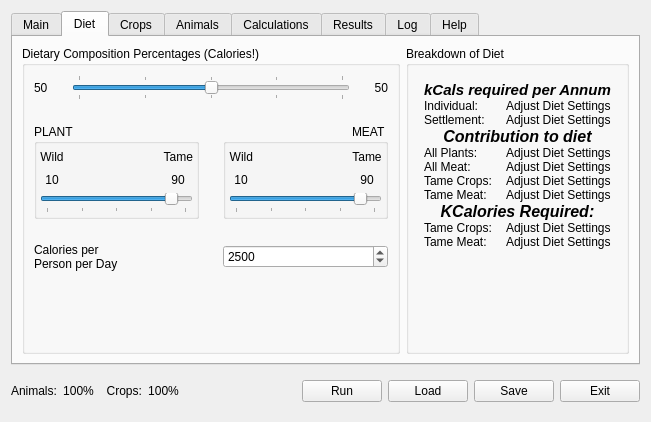
arkygeek/landuseanalyst, file src/ui/lamainformbase.ui: the form before one commit.
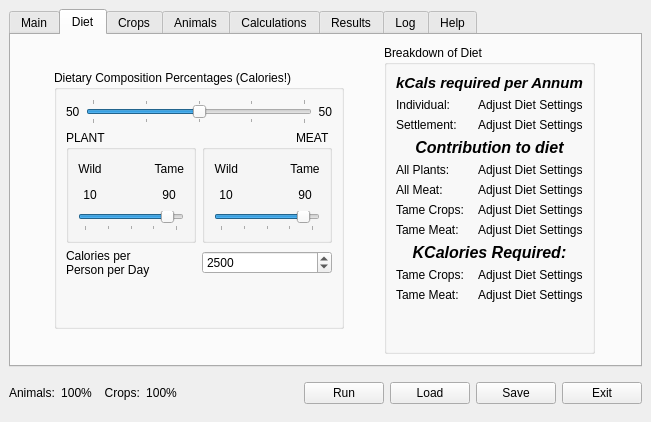
The form after the commit. The open tabs and pages were chosen to show the change. Icons and pictures are not drawn.

Commit message: syncronizing for work from home

Diff of the .ui file:
```diff
--- a/src/ui/lamainformbase.ui
+++ b/src/ui/lamainformbase.ui
@@ -11,7 +11,9 @@
    </rect>
   </property>
   <property name="sizePolicy" >
-   <sizepolicy vsizetype="Maximum" hsizetype="Maximum" >
+   <sizepolicy>
+    <hsizetype>0</hsizetype>
+    <vsizetype>0</vsizetype>
     <horstretch>0</horstretch>
     <verstretch>0</verstretch>
    </sizepolicy>
@@ -23,10 +25,18 @@
    <iconset resource="../resources/resources.qrc" >:/la_icon_small.png</iconset>
   </property>
   <layout class="QGridLayout" >
+   <property name="margin" >
+    <number>9</number>
+   </property>
+   <property name="spacing" >
+    <number>6</number>
+   </property>
    <item row="0" column="0" >
     <widget class="QTabWidget" name="MainTabs" >
      <property name="sizePolicy" >
-      <sizepolicy vsizetype="Expanding" hsizetype="Expanding" >
+      <sizepolicy>
+       <hsizetype>0</hsizetype>
+       <vsizetype>0</vsizetype>
        <horstretch>0</horstretch>
        <verstretch>0</verstretch>
       </sizepolicy>
@@ -524,10 +534,18 @@
        <string>Diet</string>
       </attribute>
       <layout class="QGridLayout" >
+       <property name="margin" >
+        <number>9</number>
+       </property>
+       <property name="spacing" >
+        <number>6</number>
+       </property>
        <item row="0" column="0" >
         <widget class="QGroupBox" name="diet_comp_box" >
          <property name="sizePolicy" >
-          <sizepolicy vsizetype="Preferred" hsizetype="Preferred" >
+          <sizepolicy>
+           <hsizetype>0</hsizetype>
+           <vsizetype>0</vsizetype>
            <horstretch>0</horstretch>
            <verstretch>0</verstretch>
           </sizepolicy>
@@ -536,14 +554,20 @@
           <string>Dietary Composition Percentages (Calories!)</string>
          </property>
          <layout class="QGridLayout" >
-          <property name="horizontalSpacing" >
-           <number>24</number>
+          <property name="margin" >
+           <number>9</number>
           </property>
-          <property name="verticalSpacing" >
-           <number>24</number>
+          <property name="spacing" >
+           <number>6</number>
           </property>
           <item row="2" column="0" colspan="2" >
            <layout class="QHBoxLayout" >
+            <property name="margin" >
+             <number>0</number>
+            </property>
+            <property name="spacing" >
+             <number>6</number>
+            </property>
             <item>
              <widget class="QLabel" name="label6" >
               <property name="toolTip" >
@@ -603,23 +627,11 @@
              <string>PLANT</string>
             </property>
             <layout class="QGridLayout" >
-             <property name="leftMargin" >
-              <number>3</number>
+             <property name="margin" >
+              <number>9</number>
              </property>
-             <property name="topMargin" >
-              <number>3</number>
-             </property>
-             <property name="rightMargin" >
-              <number>3</number>
-             </property>
-             <property name="bottomMargin" >
-              <number>3</number>
-             </property>
-             <property name="horizontalSpacing" >
-              <number>3</number>
-             </property>
-             <property name="verticalSpacing" >
-              <number>3</number>
+             <property name="spacing" >
+              <number>6</number>
              </property>
              <item row="1" column="1" >
               <spacer>
@@ -747,6 +759,12 @@
           </item>
           <item row="0" column="0" colspan="2" >
            <layout class="QHBoxLayout" >
+            <property name="margin" >
+             <number>0</number>
+            </property>
+            <property name="spacing" >
+             <number>6</number>
+            </property>
             <item>
              <widget class="QLabel" name="labelCropPercent" >
               <property name="toolTip" >
@@ -832,23 +850,11 @@
              <string>MEAT</string>
             </property>
             <layout class="QGridLayout" >
-             <property name="leftMargin" >
-              <number>3</number>
+             <property name="margin" >
+              <number>9</number>
              </property>
-             <property name="topMargin" >
-              <number>3</number>
-             </property>
-             <property name="rightMargin" >
-              <number>3</number>
-             </property>
-             <property name="bottomMargin" >
-              <number>3</number>
-             </property>
-             <property name="horizontalSpacing" >
-              <number>3</number>
-             </property>
-             <property name="verticalSpacing" >
-              <number>3</number>
+             <property name="spacing" >
+              <number>6</number>
              </property>
              <item row="0" column="0" >
               <widget class="QLabel" name="label_14" >
@@ -999,7 +1005,9 @@
        <item row="0" column="1" >
         <widget class="QGroupBox" name="groupBox_2" >
          <property name="sizePolicy" >
-          <sizepolicy vsizetype="MinimumExpanding" hsizetype="Preferred" >
+          <sizepolicy>
+           <hsizetype>0</hsizetype>
+           <vsizetype>0</vsizetype>
            <horstretch>0</horstretch>
            <verstretch>0</verstretch>
           </sizepolicy>
@@ -1023,23 +1031,11 @@
           <string>Breakdown of Diet</string>
          </property>
          <layout class="QGridLayout" >
-          <property name="leftMargin" >
-           <number>15</number>
+          <property name="margin" >
+           <number>9</number>
           </property>
-          <property name="topMargin" >
-           <number>15</number>
-          </property>
-          <property name="rightMargin" >
-           <number>15</number>
-          </property>
-          <property name="bottomMargin" >
-           <number>15</number>
-          </property>
-          <property name="horizontalSpacing" >
-           <number>0</number>
-          </property>
-          <property name="verticalSpacing" >
-           <number>0</number>
+          <property name="spacing" >
+           <number>6</number>
           </property>
           <item row="8" column="0" >
            <widget class="QLabel" name="label_20" >
@@ -1056,6 +1052,12 @@
           </item>
           <item row="2" column="0" >
            <layout class="QHBoxLayout" >
+            <property name="margin" >
+             <number>0</number>
+            </property>
+            <property name="spacing" >
+             <number>6</number>
+            </property>
             <item>
              <widget class="QLabel" name="label_10" >
               <property name="text" >
@@ -1087,6 +1089,12 @@
           </item>
           <item row="10" column="0" >
            <layout class="QHBoxLayout" >
+            <property name="margin" >
+             <number>0</number>
+            </property>
+            <property name="spacing" >
+             <number>6</number>
+            </property>
             <item>
              <widget class="QLabel" name="label_21" >
               <property name="text" >
@@ -1105,6 +1113,12 @@
           </item>
           <item row="7" column="0" >
            <layout class="QHBoxLayout" >
+            <property name="margin" >
+             <number>0</number>
+            </property>
+            <property name="spacing" >
+             <number>6</number>
+            </property>
             <item>
              <widget class="QLabel" name="label_19" >
               <property name="text" >
@@ -1123,6 +1137,12 @@
           </item>
           <item row="9" column="0" >
            <layout class="QHBoxLayout" >
+            <property name="margin" >
+             <number>0</number>
+            </property>
+            <property name="spacing" >
+             <number>6</number>
+            </property>
             <item>
              <widget class="QLabel" name="label_23" >
               <property name="text" >
@@ -1141,6 +1161,12 @@
           </item>
           <item row="4" column="0" >
            <layout class="QHBoxLayout" >
+            <property name="margin" >
+             <number>0</number>
+            </property>
+            <property name="spacing" >
+             <number>6</number>
+            </property>
             <item>
              <widget class="QLabel" name="label_12" >
               <property name="text" >
@@ -1159,6 +1185,12 @@
           </item>
           <item row="1" column="0" >
            <layout class="QHBoxLayout" >
+            <property name="margin" >
+             <number>0</number>
+            </property>
+            <property name="spacing" >
+             <number>6</number>
+            </property>
             <item>
              <widget class="QLabel" name="label_8" >
               <property name="text" >
@@ -1177,6 +1209,12 @@
           </item>
           <item row="6" column="0" >
            <layout class="QHBoxLayout" >
+            <property name="margin" >
+             <number>0</number>
+            </property>
+            <property name="spacing" >
+             <number>6</number>
+            </property>
             <item>
              <widget class="QLabel" name="label_18" >
               <property name="text" >
@@ -1208,6 +1246,12 @@
           </item>
           <item row="5" column="0" >
            <layout class="QHBoxLayout" >
+            <property name="margin" >
+             <number>0</number>
+            </property>
+            <property name="spacing" >
+             <number>6</number>
+            </property>
             <item>
              <widget class="QLabel" name="label_16" >
               <property name="text" >
@@ -2324,6 +2368,12 @@
    </item>
    <item row="1" column="0" >
     <layout class="QHBoxLayout" >
+     <property name="margin" >
+      <number>0</number>
+     </property>
+     <property name="spacing" >
+      <number>6</number>
+     </property>
      <item>
       <widget class="QLabel" name="label_5" >
        <property name="toolTip" >
@@ -2398,7 +2448,9 @@
      <item>
       <widget class="QPushButton" name="pushButtonRun" >
        <property name="sizePolicy" >
-        <sizepolicy vsizetype="Fixed" hsizetype="Fixed" >
+        <sizepolicy>
+         <hsizetype>0</hsizetype>
+         <vsizetype>0</vsizetype>
          <horstretch>0</horstretch>
          <verstretch>0</verstretch>
         </sizepolicy>
@@ -2429,7 +2481,9 @@
      <item>
       <widget class="QPushButton" name="pushButtonLoad" >
        <property name="sizePolicy" >
-        <sizepolicy vsizetype="Fixed" hsizetype="Minimum" >
+        <sizepolicy>
+         <hsizetype>0</hsizetype>
+         <vsizetype>0</vsizetype>
          <horstretch>0</horstretch>
          <verstretch>0</verstretch>
         </sizepolicy>
@@ -2454,7 +2508,9 @@
      <item>
       <widget class="QPushButton" name="pushButtonSave" >
        <property name="sizePolicy" >
-        <sizepolicy vsizetype="Fixed" hsizetype="Fixed" >
+        <sizepolicy>
+         <hsizetype>0</hsizetype>
+         <vsizetype>0</vsizetype>
          <horstretch>0</horstretch>
          <verstretch>0</verstretch>
         </sizepolicy>
@@ -2473,7 +2529,9 @@
      <item>
       <widget class="QPushButton" name="pushButtonExit" >
        <property name="sizePolicy" >
-        <sizepolicy vsizetype="Fixed" hsizetype="Fixed" >
+        <sizepolicy>
+         <hsizetype>0</hsizetype>
+         <vsizetype>0</vsizetype>
          <horstretch>0</horstretch>
          <verstretch>0</verstretch>
         </sizepolicy>
```
Left out of the diff: 208 changed lines with no effect on the pictures. The commit also changes 1 other file.
